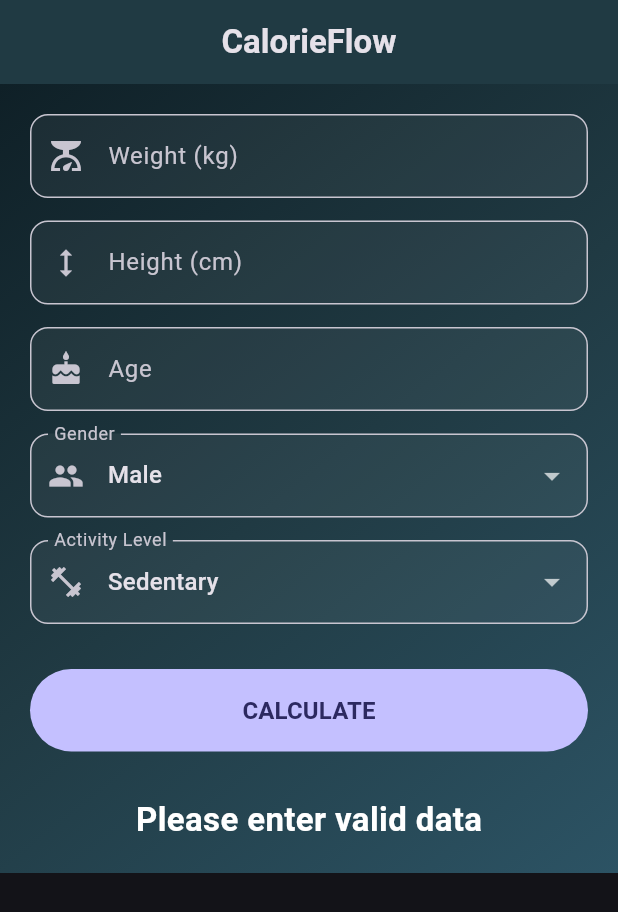
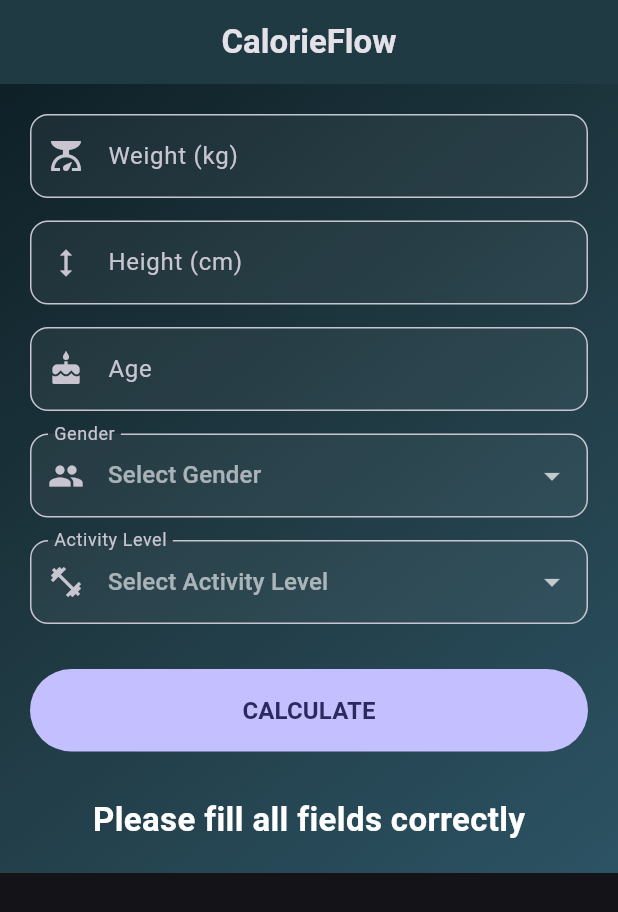
Before and after one commit to papinashvilisergi/calorie-calculator, a Flutter app: the screen it shows after launch, after a tap on "CALCULATE", on a phone screen of 412 x 824 dp. Shown: the top 912 px of the screen. Run offline on Flutter 3.47's test engine with Material 3 defaults, Android fonts, the phone set to English and light mode, and no system bars.

Commit message:
feat: update gender options and dropdown UI

```diff
--- a/lib/main.dart
+++ b/lib/main.dart
@@ -37,8 +37,8 @@
   final TextEditingController _heightController = TextEditingController();
   final TextEditingController _ageController = TextEditingController();
 
-  String _gender = 'Male';
-  String _activityLevel = 'Sedentary';
+  String? _gender;
+  String? _activityLevel;
   String _result = '';
 
   final Map<String, double> _activityMultipliers = {
@@ -53,8 +53,9 @@
     double height = double.tryParse(_heightController.text) ?? 0;
     int age = int.tryParse(_ageController.text) ?? 0;
 
-    if (weight > 0 && height > 0 && age > 0) {
+    if (weight > 0 && height > 0 && age > 0 && _gender != null && _activityLevel != null) {
       double bmr;
+      // Male/Female logic (for Other/Rather not to say, we default to Male formula or average)
       if (_gender == 'Male') {
         bmr = (10 * weight) + (6.25 * height) - (5 * age) + 5;
       } else {
@@ -62,13 +63,12 @@
       }
 
       double tdee = bmr * (_activityMultipliers[_activityLevel] ?? 1.2);
-
       setState(() {
         _result = 'Daily goal: ${tdee.toStringAsFixed(0)} kcal';
       });
     } else {
       setState(() {
-        _result = 'Please enter valid data';
+        _result = 'Please fill all fields correctly';
       });
     }
   }
@@ -99,7 +99,7 @@
               const SizedBox(height: 15),
               _inputField(_ageController, 'Age', Icons.cake),
               const SizedBox(height: 15),
-              _dropdown('Gender', _gender, ['Male', 'Female'], Icons.people),
+              _dropdown('Gender', _gender, ['Female', 'Male', 'Other', 'Rather not to say'], Icons.people),
               const SizedBox(height: 15),
               _dropdown('Activity Level', _activityLevel, _activityMultipliers.keys.toList(), Icons.fitness_center),
               const SizedBox(height: 30),
@@ -137,13 +137,15 @@
     );
   }
 
-  Widget _dropdown(String label, String value, List<String> items, IconData icon) {
+  Widget _dropdown(String label, String? value, List<String> items, IconData icon) {
     return DropdownButtonFormField<String>(
       value: value,
+      hint: Text("Select $label"),
+      isExpanded: true,
       items: items.map((val) => DropdownMenuItem(value: val, child: Text(val))).toList(),
       onChanged: (val) => setState(() {
-        if (label == 'Gender') _gender = val!;
-        if (label == 'Activity Level') _activityLevel = val!;
+        if (label == 'Gender') _gender = val;
+        if (label == 'Activity Level') _activityLevel = val;
       }),
       decoration: InputDecoration(
         labelText: label,
@@ -151,6 +153,7 @@
         border: const OutlineInputBorder(borderRadius: BorderRadius.all(Radius.circular(12))),
         filled: true,
         fillColor: Colors.white.withOpacity(0.05),
+        contentPadding: const EdgeInsets.symmetric(horizontal: 12, vertical: 16),
       ),
     );
   }
```
